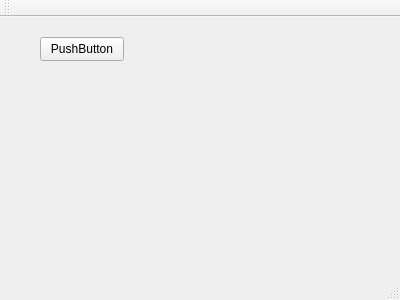
Codefsf/ClientMessage, file mainwindow.ui: the form before one commit.
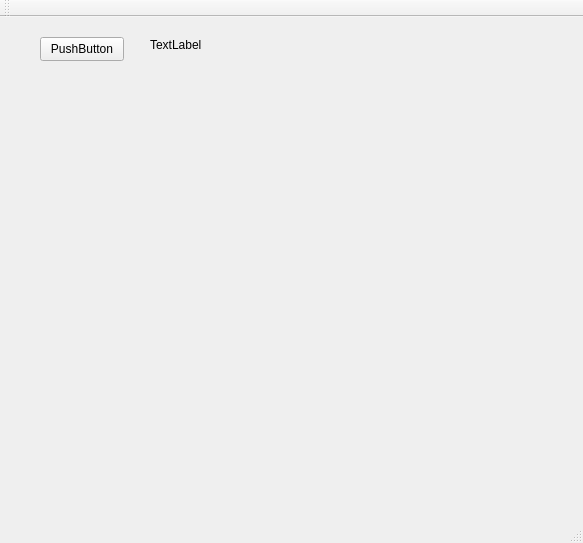
The form after the commit.

```diff
--- a/mainwindow.ui
+++ b/mainwindow.ui
@@ -6,8 +6,8 @@
    <rect>
     <x>0</x>
     <y>0</y>
-    <width>400</width>
-    <height>300</height>
+    <width>583</width>
+    <height>543</height>
    </rect>
   </property>
   <property name="windowTitle">
@@ -27,6 +27,32 @@
      <string>PushButton</string>
     </property>
    </widget>
+   <widget class="QLabel" name="label">
+    <property name="geometry">
+     <rect>
+      <x>150</x>
+      <y>20</y>
+      <width>68</width>
+      <height>15</height>
+     </rect>
+    </property>
+    <property name="text">
+     <string>TextLabel</string>
+    </property>
+   </widget>
+   <widget class="QLabel" name="label_2">
+    <property name="geometry">
+     <rect>
+      <x>60</x>
+      <y>120</y>
+      <width>231</width>
+      <height>231</height>
+     </rect>
+    </property>
+    <property name="text">
+     <string/>
+    </property>
+   </widget>
   </widget>
   <widget class="QMenuBar" name="menuBar">
    <property name="geometry">
```
Left out of the diff: 2 changed lines with no effect on the pictures.
